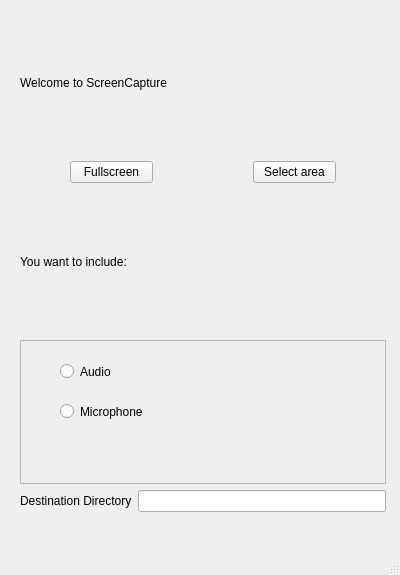
This is mainwindow.ui in cheina97/ScreenRecorderQT as Qt 5 draws it before an edit. The edited form follows.
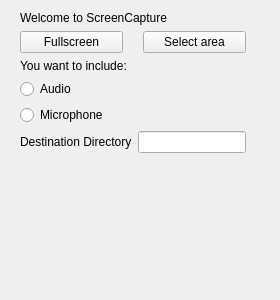
This is the edited form.

The edit to the form file:
```diff
--- a/mainwindow.ui
+++ b/mainwindow.ui
@@ -6,8 +6,8 @@
    <rect>
     <x>0</x>
     <y>0</y>
-    <width>400</width>
-    <height>575</height>
+    <width>280</width>
+    <height>300</height>
    </rect>
   </property>
   <property name="sizePolicy">
@@ -16,20 +16,35 @@
     <verstretch>0</verstretch>
    </sizepolicy>
   </property>
+  <property name="minimumSize">
+   <size>
+    <width>280</width>
+    <height>300</height>
+   </size>
+  </property>
+  <property name="maximumSize">
+   <size>
+    <width>280</width>
+    <height>300</height>
+   </size>
+  </property>
   <property name="windowTitle">
    <string>MainWindow</string>
   </property>
   <widget class="QWidget" name="centralwidget">
-   <widget class="QWidget" name="">
+   <widget class="QWidget" name="layoutWidget">
     <property name="geometry">
      <rect>
       <x>20</x>
       <y>11</y>
-      <width>366</width>
-      <height>501</height>
+      <width>241</width>
+      <height>241</height>
      </rect>
     </property>
     <layout class="QVBoxLayout" name="verticalLayout">
+     <property name="sizeConstraint">
+      <enum>QLayout::SetFixedSize</enum>
+     </property>
      <item>
       <widget class="QLabel" name="label">
        <property name="text">
@@ -40,13 +55,16 @@
      <item>
       <layout class="QHBoxLayout" name="horizontalLayout">
        <property name="spacing">
-        <number>100</number>
+        <number>20</number>
+       </property>
+       <property name="sizeConstraint">
+        <enum>QLayout::SetFixedSize</enum>
        </property>
        <property name="leftMargin">
-        <number>50</number>
+        <number>0</number>
        </property>
        <property name="rightMargin">
-        <number>50</number>
+        <number>0</number>
        </property>
        <item>
         <widget class="QPushButton" name="pushButton">
@@ -72,39 +90,17 @@
       </widget>
      </item>
      <item>
-      <widget class="QFrame" name="frame">
-       <property name="frameShape">
-        <enum>QFrame::StyledPanel</enum>
+      <widget class="QRadioButton" name="radioButton">
+       <property name="text">
+        <string>Audio</string>
        </property>
-       <property name="frameShadow">
-        <enum>QFrame::Raised</enum>
+      </widget>
+     </item>
+     <item>
+      <widget class="QRadioButton" name="radioButton_2">
+       <property name="text">
+        <string>Microphone</string>
        </property>
-       <widget class="QRadioButton" name="radioButton">
-        <property name="geometry">
-         <rect>
-          <x>40</x>
-          <y>20</y>
-          <width>112</width>
-          <height>23</height>
-         </rect>
-        </property>
-        <property name="text">
-         <string>Audio</string>
-        </property>
-       </widget>
-       <widget class="QRadioButton" name="radioButton_2">
-        <property name="geometry">
-         <rect>
-          <x>40</x>
-          <y>60</y>
-          <width>112</width>
-          <height>23</height>
-         </rect>
-        </property>
-        <property name="text">
-         <string>Microphone</string>
-        </property>
-       </widget>
       </widget>
      </item>
      <item>
@@ -134,7 +130,6 @@
     </rect>
    </property>
   </widget>
-  <widget class="QStatusBar" name="statusbar"/>
  </widget>
  <resources/>
  <connections/>
```
Left out of the diff: 2 changed lines with no effect on the pictures.
